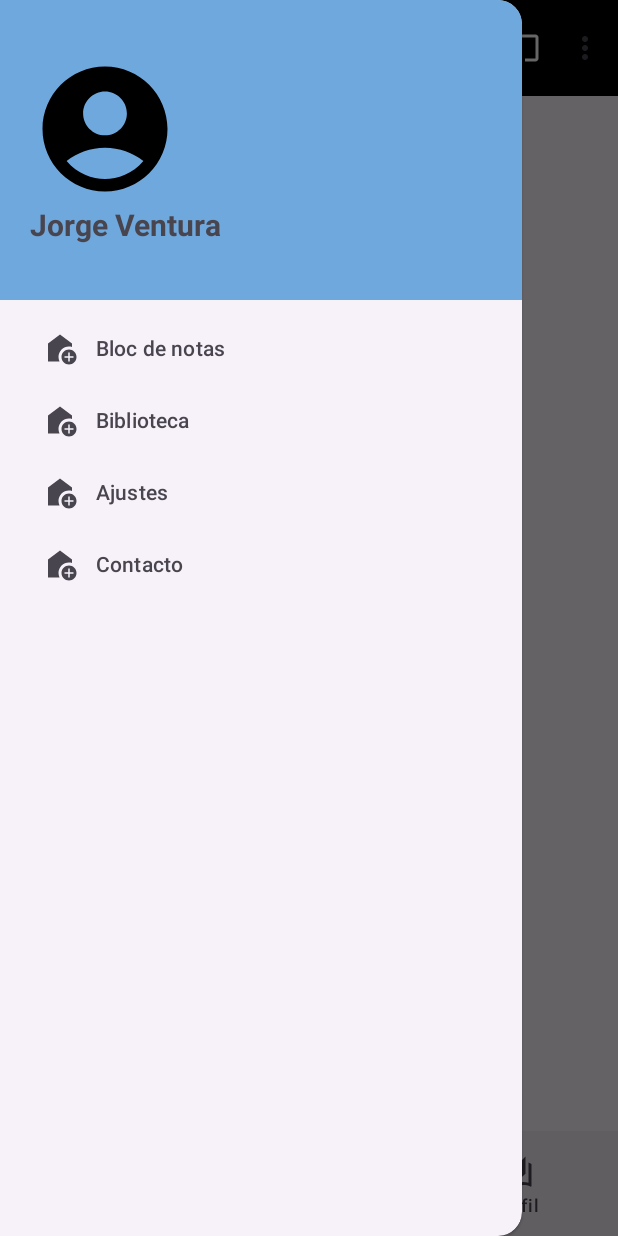
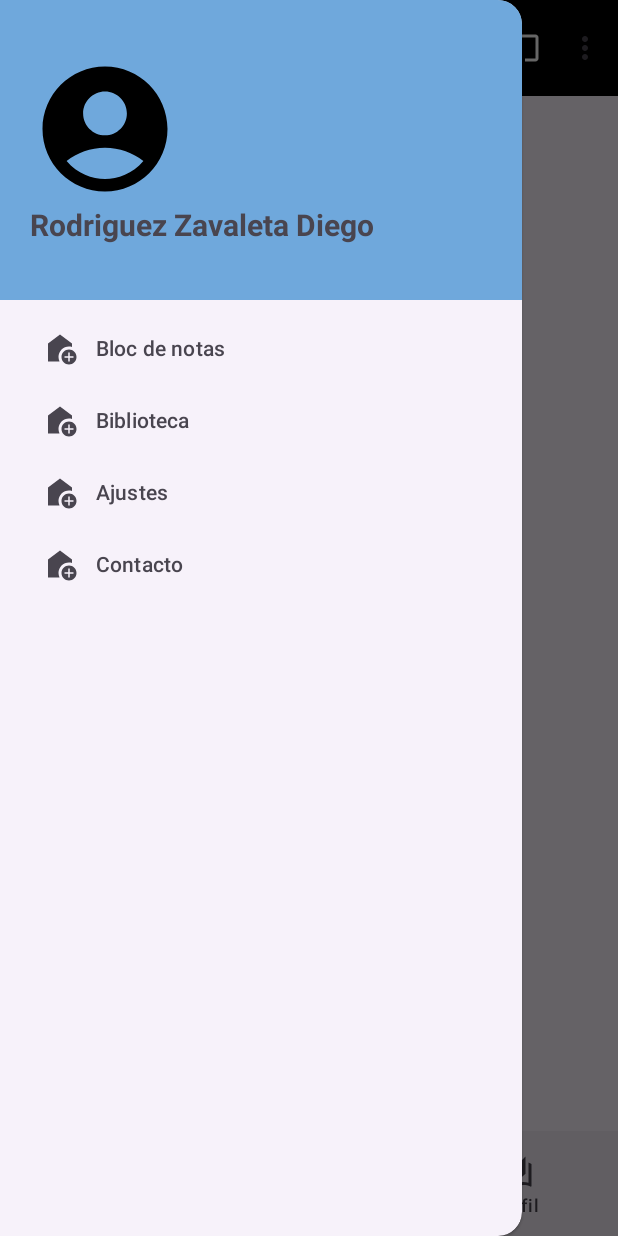
Before and after one commit to JoseRodriguezCtec/FireBase01, an Android app: the screen it shows after launch (MenuActivity), with the side drawer open, on a phone screen of 412 x 824 dp. Run offline under Robolectric (Android 15) with nearby library versions, the light colour scheme and no system bars; our stand-ins replace Firebase (no records; nobody signed in at launch, a user with empty details on screens opened directly).

Commit message:
update: name

```diff
--- a/app/src/main/res/layout/menu_header.xml
+++ b/app/src/main/res/layout/menu_header.xml
@@ -18,6 +18,6 @@
         android:layout_height="wrap_content"
         android:textSize="20sp"
         android:textStyle="bold"
-        android:text="Jorge Ventura"/>
+        android:text="Rodriguez Zavaleta Diego"/>
 
 </LinearLayout>
```
